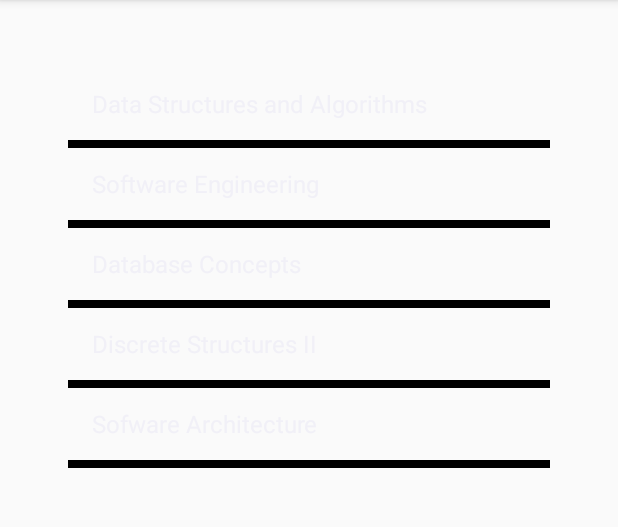
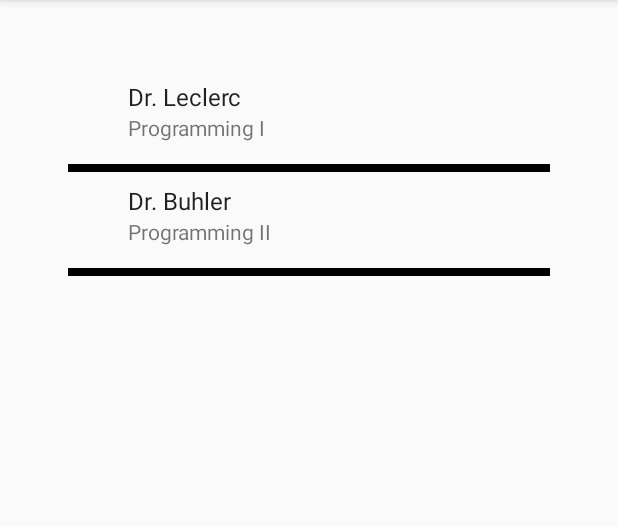
Before and after one commit to AlexAustin8/CSCI-490-Lab3, an Android app: the screen it shows after launch (MainActivity), on a phone screen of 412 x 824 dp, the part 84-611 px from its top. Run offline under Robolectric (Android 15) with nearby library versions, the phone set to English and light mode, and no system bars.

Commit message:
Functionality completed

```diff
--- a/app/src/main/java/com/example/alex/csci_490_lab3/Course.java
+++ b/app/src/main/java/com/example/alex/csci_490_lab3/Course.java
@@ -33,4 +33,3 @@ public class Course {
         number = newProfessor;
     }
 }
-}
--- a/app/src/main/java/com/example/alex/csci_490_lab3/CourseAdapter.java
+++ b/app/src/main/java/com/example/alex/csci_490_lab3/CourseAdapter.java
@@ -16,20 +16,40 @@ import java.util.ArrayList;
 public class CourseAdapter extends BaseAdapter {
     private Context mContext;
     private LayoutInflater mInflater;
-    private ArrayList<Course> courseList;
+    private ArrayList<Course> mDataSource;
+
+    public CourseAdapter(Context context, ArrayList<Course> courses){
+        mContext = context;
+        mDataSource = courses;
+        mInflater = (LayoutInflater) mContext.getSystemService(Context.LAYOUT_INFLATER_SERVICE);
+    }
 
 
     //public CourseAdapter(Context context, )
   @Override
   public int getCount(){
-
+        return mDataSource.size();
 
   }
+  @Override
+  public Object getItem(int i){
+      return mDataSource.get(i);
+  }
+  @Override
+  public long getItemId(int i){
+      return i;
+    }
 
   public View getView(int position, View view, ViewGroup viewGroup){
       View rowView = mInflater.inflate(android.R.layout.simple_expandable_list_item_2, viewGroup, false);
 
       TextView courseNumberView = rowView.findViewById(android.R.id.text1);
-      TextView courseNameView = rowView.findViewById(android.R.id.)
+      TextView courseNameView = rowView.findViewById(android.R.id.text2);
+
+      Course course = (Course) getItem(position);
+      courseNumberView.setText(course.getCourseNumber());
+      courseNameView.setText(course.getCourseName());
+
+      return rowView;
   }
 }
--- a/app/src/main/java/com/example/alex/csci_490_lab3/MainActivity.java
+++ b/app/src/main/java/com/example/alex/csci_490_lab3/MainActivity.java
@@ -19,12 +19,19 @@ public class MainActivity extends AppCompatActivity {
         super.onCreate(savedInstanceState);
         setContentView(R.layout.activity_main);
 
-        classSchedule = this.findViewById(R.id.class_schedule);
+        //classSchedule = this.findViewById(R.id.class_schedule);
 
-        String[] classes = getResources().getStringArray(R.array.classes);
+        //String[] classes = getResources().getStringArray(R.array.classes);
 
-        classAdapter =  new ArrayAdapter(this.getApplicationContext(), android.R.layout.simple_list_item_1, classes);
-        classSchedule.setAdapter(classAdapter);
+        //classAdapter =  new ArrayAdapter(this.getApplicationContext(), android.R.layout.simple_list_item_1, classes);
+        //classSchedule.setAdapter(classAdapter);
+       classSchedule = findViewById(R.id.class_schedule);
+
+        ArrayList<Course> courses = populateData();
+
+        CourseAdapter adapter = new CourseAdapter(this, courses);
+        classSchedule.setAdapter(adapter);
+
 
         classSchedule.setOnItemClickListener(new AdapterView.OnItemClickListener() {
             @Override
@@ -49,7 +56,19 @@ public class MainActivity extends AppCompatActivity {
     }
 
     public ArrayList<Course> populateData(){
-        ArrayList<Course> courses = new ArrayList<>;
+        ArrayList<Course> courses = new ArrayList<>();
 
+        Course c = new Course();
+        c.setCourseName("Programming I");
+        c.setCourseNumber("CSCI 220");
+        c.setCourseProfessor("Dr. Leclerc");
+        courses.add(c);
+        Course c2 = new Course();
+        c2.setCourseName("Programming II");
+        c2.setCourseNumber("CSCI 221");
+        c2.setCourseProfessor("Dr. Buhler");
+        courses.add(c2);
+
+        return courses;
     }
 }
```
